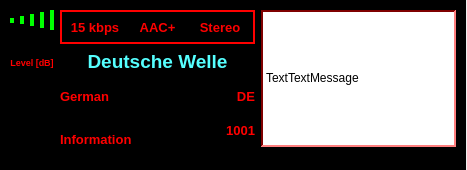
Old version of the form branches/julian/android/src/GUI-QT/drmdisplay.ui in the repository mmjee/dream-patched.
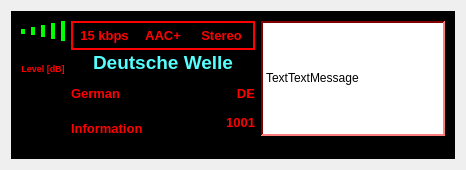
New version of the form. Custom widgets are drawn as their Qt base class.

What changed in the file:
```diff
--- a/branches/julian/android/src/GUI-QT/drmdisplay.ui
+++ b/branches/julian/android/src/GUI-QT/drmdisplay.ui
@@ -6,28 +6,16 @@
    <rect>
     <x>0</x>
     <y>0</y>
-    <width>467</width>
+    <width>466</width>
     <height>170</height>
    </rect>
   </property>
-  <property name="minimumSize">
-   <size>
-    <width>467</width>
-    <height>170</height>
-   </size>
-  </property>
   <property name="windowTitle">
    <string>Form</string>
   </property>
+  <layout class="QHBoxLayout" name="horizontalLayout_2">
+   <item>
   <widget class="QFrame" name="FrameMainDisplay">
-   <property name="geometry">
-    <rect>
-     <x>0</x>
-     <y>0</y>
-     <width>466</width>
-     <height>170</height>
-    </rect>
-   </property>
    <property name="sizePolicy">
     <sizepolicy hsizetype="Expanding" vsizetype="Minimum">
      <horstretch>0</horstretch>
@@ -9065,6 +9053,8 @@
     </item>
    </layout>
   </widget>
+   </item>
+  </layout>
  </widget>
  <customwidgets>
   <customwidget>
```
Lines whose indentation alone changed are shown as unchanged.
